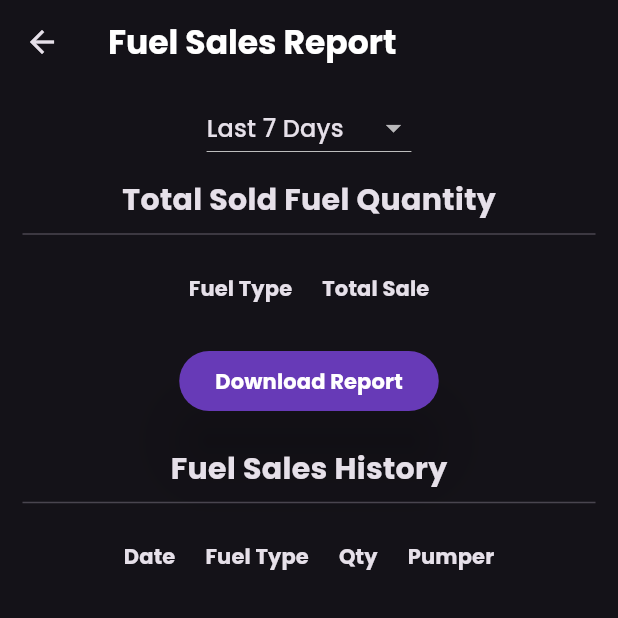
After one commit to sithilxheartz/FilliFY-with-Firebase, a Flutter app: the FuelSalesReportPage screen opened directly, after a tap on "Download Report", on a phone screen of 412 x 824 dp, the top half of it. The commit adds this screen. Run offline on Flutter 3.47's test engine with Material 3 defaults, Android fonts, the light colour scheme and no system bars; our stand-ins replace cloud_firestore, firebase_core, fl_chart, google_fonts, pdf, printing; accounts and stored records are empty.

Commit message:
created fuel sales report feature

```diff
--- a/lib/main.dart
+++ b/lib/main.dart
@@ -16,7 +16,7 @@ class MyApp extends StatelessWidget {
   Widget build(BuildContext context) {
     return MaterialApp(
       debugShowCheckedModeBanner: false,
-      title: "Study Planner Application",
+      title: "Filling Station Mobile Apllication",
       theme: ThemeData(
         fontFamily: GoogleFonts.poppins().fontFamily,
         brightness: Brightness.dark,
--- a/lib/management_page.dart
+++ b/lib/management_page.dart
@@ -1,3 +1,4 @@
+import 'package:fillify_with_firebase/report_fuel_sales.dart';
 import 'package:fillify_with_firebase/shift_module_pages/pumper_register_page.dart';
 import 'package:fillify_with_firebase/fuel_stock_module_pages/tank_add_new.dart';
 import 'package:fillify_with_firebase/fuel_stock_module_pages/fuel_add_stock.dart';
@@ -39,9 +40,9 @@ class ManagementPage extends StatelessWidget {
             ),
             _buildMenuButton(
               context,
-              label: "Reports",
+              label: "Fuel Sales Report",
               icon: Icons.bar_chart,
-              route: NewTankPage(),
+              route: FuelSalesReportPage(),
             ),
           ],
         ),
--- /dev/null
+++ b/lib/report_fuel_sales.dart
@@ -0,0 +1,349 @@
+import 'dart:io';
+
+import 'package:flutter/material.dart';
+import 'package:path_provider/path_provider.dart';
+import 'report_fuel_sales_service.dart';
+import 'report_fuel_sales_model.dart';
+import 'package:pdf/widgets.dart' as pw;
+import 'package:pdf/pdf.dart';
+import 'package:printing/printing.dart';
+
+class FuelSalesReportPage extends StatefulWidget {
+  @override
+  _FuelSalesReportPageState createState() => _FuelSalesReportPageState();
+}
+
+class _FuelSalesReportPageState extends State<FuelSalesReportPage> {
+  final FuelSaleService _fuelSaleService = FuelSaleService();
+  String _searchQuery = ''; // For searching/filtering sales data
+  String _selectedTimeRange = 'Last 7 Days'; // Default selected range
+  DateTime? _startDate;
+  DateTime? _endDate;
+
+  // Fetch data stream for real-time data from the service
+  Stream<List<FuelSale>> _fetchFuelSalesData() {
+    return _fuelSaleService.getFuelSaleHistoryStream(_startDate, _endDate);
+  }
+
+  // Set Date Range based on selection
+  void _setDateRange(String range) {
+    DateTime today = DateTime.now();
+    DateTime startDate;
+
+    if (range == 'Last 7 Days') {
+      startDate = today.subtract(Duration(days: 7));
+    } else if (range == 'Last 30 Days') {
+      startDate = today.subtract(Duration(days: 30));
+    } else if (range == 'Last 6 Months') {
+      startDate = today.subtract(Duration(days: 180));
+    } else {
+      startDate = today;
+    }
+
+    setState(() {
+      _startDate = startDate;
+      _endDate = today;
+    });
+  }
+
+  // Convert fuel type sales data into rows for the DataTable
+  List<DataRow> _getFuelSalesRows(Map<String, double> fuelTypeSales) {
+    List<DataRow> rows = [];
+    fuelTypeSales.forEach((fuelType, totalSales) {
+      rows.add(
+        DataRow(
+          cells: [
+            DataCell(
+              Text(fuelType, style: TextStyle(fontWeight: FontWeight.bold)),
+            ),
+            DataCell(Text(totalSales.toStringAsFixed(2))),
+          ],
+        ),
+      );
+    });
+    return rows;
+  }
+
+  // Convert the full sales data into rows for the DataTable
+  List<DataRow> _getSaleHistoryRows(List<FuelSale> salesHistory) {
+    List<DataRow> rows = [];
+    salesHistory.forEach((sale) {
+      rows.add(
+        DataRow(
+          cells: [
+            DataCell(
+              Text(sale.date.toDate().toString().split(' ')[0] ?? 'N/A'),
+            ),
+            DataCell(Text(sale.fuelType ?? 'No Fuel Type Available')),
+            DataCell(Text(sale.soldQuantity.toString())),
+            DataCell(Text(sale.pumperName ?? 'Unknown')),
+          ],
+        ),
+      );
+    });
+    return rows;
+  }
+
+  // Function to generate and download the PDF
+  Future<void> _generatePdf(
+    List<FuelSale> salesHistory,
+    Map<String, double> fuelTypeSales,
+  ) async {
+    final pdf = pw.Document();
+
+    // Add a page to the PDF
+    pdf.addPage(
+      pw.Page(
+        build: (pw.Context context) {
+          return pw.Column(
+            crossAxisAlignment: pw.CrossAxisAlignment.start,
+            children: [
+              // Header Section with Modern Design
+              pw.Text(
+                'FilliFY Management',
+                style: pw.TextStyle(
+                  fontSize: 18,
+                  fontWeight: pw.FontWeight.bold,
+                  color: PdfColors.blueGrey,
+                ),
+              ),
+              pw.SizedBox(height: 10),
+              pw.Text(
+                'Fuel Sales Report',
+                style: pw.TextStyle(
+                  fontSize: 24,
+                  fontWeight: pw.FontWeight.bold,
+                ),
+              ),
+              pw.SizedBox(height: 10),
+
+              // Include selected date range filter in the PDF
+              pw.Text(
+                'Date Range: $_selectedTimeRange',
+                style: pw.TextStyle(fontSize: 12, color: PdfColors.blueGrey),
+              ),
+              pw.SizedBox(height: 10),
+
+              // Add fuel type sales data
+              pw.Text(
+                'Total Fuel Sale Quantity',
+                style: pw.TextStyle(
+                  fontSize: 18,
+                  fontWeight: pw.FontWeight.bold,
+                ),
+              ),
+              pw.SizedBox(height: 10),
+              pw.Table.fromTextArray(
+                context: context,
+                data: [
+                  ['Fuel Type', 'Total Sales (Liters)'],
+                  ...fuelTypeSales.entries.map(
+                    (entry) => [entry.key, entry.value.toStringAsFixed(2)],
+                  ),
+                ],
+              ),
+              pw.SizedBox(height: 20),
+
+              // Add fuel sales history
+              pw.Text(
+                'Fuel Sales History',
+                style: pw.TextStyle(
+                  fontSize: 18,
+                  fontWeight: pw.FontWeight.bold,
+                ),
+              ),
+
+              pw.SizedBox(height: 10),
+              pw.Table.fromTextArray(
+                context: context,
+                data: [
+                  ['Date', 'Fuel Type', 'Qty', 'Pumper'],
+                  ...salesHistory.map(
+                    (sale) => [
+                      sale.date.toDate().toString().split(' ')[0] ?? 'N/A',
+                      sale.fuelType ?? 'No Fuel Type Available',
+                      sale.soldQuantity.toString(),
+                      sale.pumperName ?? 'Unknown',
+                    ],
+                  ),
+                ],
+              ),
+            ],
+          );
+        },
+      ),
+    );
+
+    // Save the PDF file
+    final output = await getTemporaryDirectory();
+    final file = File('${output.path}/fuel_sales_report.pdf');
+
+    await file.writeAsBytes(await pdf.save());
+    Printing.sharePdf(
+      bytes: await pdf.save(),
+      filename: "Fuel_Sales_Report.pdf",
+    );
+  }
+
+  @override
+  void initState() {
+    super.initState();
+    // Set default date range to 'Last 7 Days'
+    _setDateRange('Last 7 Days');
+  }
+
+  @override
+  Widget build(BuildContext context) {
+    return Scaffold(
+      appBar: AppBar(
+        title: Text(
+          'Fuel Sales Report',
+          style: TextStyle(fontWeight: FontWeight.bold, color: Colors.white),
+        ),
+      ),
+      body: StreamBuilder<List<FuelSale>>(
+        stream: _fetchFuelSalesData(),
+        builder: (context, snapshot) {
+          if (!snapshot.hasData) {
+            return Center(child: CircularProgressIndicator());
+          }
+
+          List<FuelSale> salesHistory = snapshot.data!;
+
+          // Calculate total sales by fuel type
+          Map<String, double> fuelTypeSales = {};
+          salesHistory.forEach((sale) {
+            String fuelType = sale.fuelType ?? 'Unknown';
+            double soldQuantity = sale.soldQuantity ?? 0.0;
+
+            if (fuelTypeSales.containsKey(fuelType)) {
+              fuelTypeSales[fuelType] = fuelTypeSales[fuelType]! + soldQuantity;
+            } else {
+              fuelTypeSales[fuelType] = soldQuantity;
+            }
+          });
+
+          return SingleChildScrollView(
+            child: Padding(
+              padding: const EdgeInsets.symmetric(horizontal: 15, vertical: 5),
+              child: Column(
+                crossAxisAlignment: CrossAxisAlignment.center,
+                children: [
+                  // Dropdown for selecting the time range
+                  Padding(
+                    padding: const EdgeInsets.symmetric(horizontal: 15),
+                    child: Center(
+                      child: DropdownButton<String>(
+                        value: _selectedTimeRange,
+                        onChanged: (newValue) {
+                          setState(() {
+                            _selectedTimeRange = newValue!;
+                          });
+                          _setDateRange(
+                            newValue!,
+                          ); // Update date range on selection
+                        },
+                        items:
+                            <String>[
+                              'Last 7 Days',
+                              'Last 30 Days',
+                              'Last 6 Months',
+                            ].map<DropdownMenuItem<String>>((String value) {
+                              return DropdownMenuItem<String>(
+                                value: value,
+                                child: Text(value),
+                              );
+                            }).toList(),
+                      ),
+                    ),
+                  ),
+                  SizedBox(height: 10),
+                  // Display the total sales by fuel type
+                  Text(
+                    'Total Sold Fuel Quantity',
+                    style: TextStyle(fontSize: 20, fontWeight: FontWeight.bold),
+                  ),
+                  Divider(),
+                  DataTable(
+                    columnSpacing: 20,
+                    columns: [
+                      DataColumn(
+                        label: Text(
+                          'Fuel Type',
+                          style: TextStyle(fontWeight: FontWeight.bold),
+                        ),
+                      ),
+                      DataColumn(
+                        label: Text(
+                          'Total Sale',
+                          style: TextStyle(fontWeight: FontWeight.bold),
+                        ),
+                      ),
+                    ],
+                    rows: _getFuelSalesRows(fuelTypeSales),
+                  ),
+                  SizedBox(height: 10),
+                  Center(
+                    child: ElevatedButton(
+                      onPressed: () {
+                        _generatePdf(salesHistory, fuelTypeSales);
+                      },
+                      style: ElevatedButton.styleFrom(
+                        elevation: 20,
+                        backgroundColor: Colors.deepPurple,
+                      ),
+                      child: Text(
+                        'Download Report',
+                        style: TextStyle(
+                          color: Colors.white,
+                          fontWeight: FontWeight.bold,
+                        ),
+                      ),
+                    ),
+                  ),
+                  SizedBox(height: 20),
+                  Text(
+                    'Fuel Sales History',
+                    style: TextStyle(fontSize: 20, fontWeight: FontWeight.bold),
+                  ),
+                  Divider(),
+                  // Display the fuel sales history in a DataTable
+                  DataTable(
+                    columnSpacing: 20,
+                    columns: [
+                      DataColumn(
+                        label: Text(
+                          'Date',
+                          style: TextStyle(fontWeight: FontWeight.bold),
+                        ),
+                      ),
+                      DataColumn(
+                        label: Text(
+                          'Fuel Type',
+                          style: TextStyle(fontWeight: FontWeight.bold),
+                        ),
+                      ),
+                      DataColumn(
+                        label: Text(
+                          'Qty',
+                          style: TextStyle(fontWeight: FontWeight.bold),
+                        ),
+                      ),
+                      DataColumn(
+                        label: Text(
+                          'Pumper',
+                          style: TextStyle(fontWeight: FontWeight.bold),
+                        ),
+                      ),
+                    ],
+                    rows: _getSaleHistoryRows(salesHistory),
+                  ),
+                ],
+              ),
+            ),
+          );
+        },
+      ),
+    );
+  }
+}
--- /dev/null
+++ b/lib/report_fuel_sales_model.dart
@@ -0,0 +1,27 @@
+import 'package:cloud_firestore/cloud_firestore.dart';
+
+class FuelSale {
+  final String fuelType;
+  final double soldQuantity;
+  final String pumperName;
+  final Timestamp date;
+  final String tankId;
+
+  FuelSale({
+    required this.fuelType,
+    required this.soldQuantity,
+    required this.pumperName,
+    required this.date,
+    required this.tankId,
+  });
+
+  factory FuelSale.fromFirestore(Map<String, dynamic> data) {
+    return FuelSale(
+      fuelType: data['fuelType'] ?? 'Unknown',
+      soldQuantity: data['soldQuantity']?.toDouble() ?? 0.0,
+      pumperName: data['pumperName'] ?? 'Unknown',
+      date: data['date'] as Timestamp,
+      tankId: data['tankId'] ?? 'Unknown',
+    );
+  }
+}
--- /dev/null
+++ b/lib/report_fuel_sales_service.dart
@@ -0,0 +1,85 @@
+import 'package:cloud_firestore/cloud_firestore.dart';
+import 'package:fillify_with_firebase/report_fuel_sales_model.dart';
+
+class FuelSaleService {
+  final FirebaseFirestore _firestore = FirebaseFirestore.instance;
+
+  // Stream to fetch real-time data from the 'FuelSaleHistory' collection
+  Stream<List<FuelSale>> getFuelSaleHistoryStream(
+    DateTime? startDate,
+    DateTime? endDate,
+  ) {
+    Query query = _firestore.collection('FuelSaleHistory');
+
+    // If a start date is provided, filter the query by start date
+    if (startDate != null) {
+      query = query.where(
+        'date',
+        isGreaterThanOrEqualTo: Timestamp.fromDate(startDate),
+      );
+    }
+
+    // If an end date is provided, filter the query by end date
+    if (endDate != null) {
+      query = query.where(
+        'date',
+        isLessThanOrEqualTo: Timestamp.fromDate(endDate),
+      );
+    }
+
+    return query.snapshots().map((querySnapshot) {
+      List<FuelSale> salesData = [];
+
+      querySnapshot.docs.forEach((doc) {
+        salesData.add(
+          FuelSale.fromFirestore(doc.data() as Map<String, dynamic>),
+        );
+      });
+
+      return salesData;
+    });
+  }
+
+  // Get total sales per fuel type (filtered by date range if needed)
+  Future<Map<String, double>> getTotalSalesByFuelType({
+    DateTime? startDate,
+    DateTime? endDate,
+  }) async {
+    try {
+      Query query = _firestore.collection('FuelSaleHistory');
+
+      if (startDate != null) {
+        query = query.where(
+          'date',
+          isGreaterThanOrEqualTo: Timestamp.fromDate(startDate),
+        );
+      }
+
+      if (endDate != null) {
+        query = query.where(
+          'date',
+          isLessThanOrEqualTo: Timestamp.fromDate(endDate),
+        );
+      }
+
+      var querySnapshot = await query.get();
+      Map<String, double> fuelTypeSales = {};
+
+      for (var doc in querySnapshot.docs) {
+        String fuelType = doc['fuelType'];
+        double soldQuantity = doc['soldQuantity'].toDouble();
+
+        if (fuelTypeSales.containsKey(fuelType)) {
+          fuelTypeSales[fuelType] = fuelTypeSales[fuelType]! + soldQuantity;
+        } else {
+          fuelTypeSales[fuelType] = soldQuantity;
+        }
+      }
+
+      return fuelTypeSales;
+    } catch (e) {
+      print('Error fetching total sales by fuel type: $e');
+      return {}; // In case of error, return an empty map
+    }
+  }
+}
--- a/pubspec.yaml
+++ b/pubspec.yaml
@@ -42,6 +42,9 @@ dependencies:
   intl: ^0.20.2
   fl_chart: ^0.70.2
   flutter_launcher_icons: ^0.14.3
+  path_provider: ^2.1.5
+  printing: ^5.14.2
+  pdf: ^3.11.3
 
 dev_dependencies:
   flutter_test:
```
Also changed, not shown: lib/service/tank_service.dart (+52 -15 lines), pubspec.lock, 3 other files.
